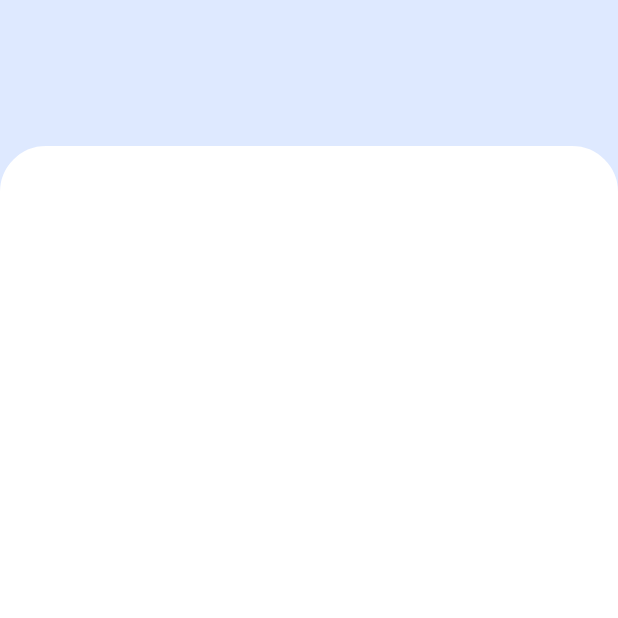
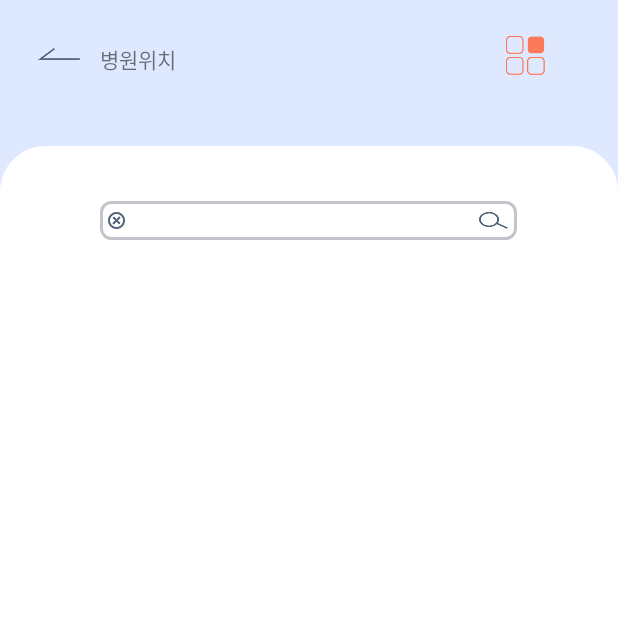
Before and after one commit to Podo-Android/Podo_Android, an Android app: the MapSearchActivity screen opened directly, with no data from a screen before it, on a phone screen of 412 x 824 dp, the top half of it. Run offline under Robolectric (Android 15) with nearby library versions, the phone set to English and light mode, and no system bars.

Commit message:
mapsearch view in processing

```diff
--- /dev/null
+++ b/app/src/main/res/drawable/edge_searchbar.xml
@@ -0,0 +1,8 @@
+<?xml version="1.0" encoding="utf-8"?>
+<shape
+    xmlns:android="http://schemas.android.com/apk/res/android"
+    android:shape="rectangle" >
+    <corners android:radius="6.8dp"/>
+    <solid android:color="#ffffff" />
+    <stroke android:width="2dp" android:color="#c2c6cb"/>
+</shape>
--- a/app/src/main/res/layout/activity_map_search.xml
+++ b/app/src/main/res/layout/activity_map_search.xml
@@ -8,15 +8,68 @@
     android:layout_height="match_parent">
 
     <LinearLayout
-    android:layout_width="match_parent"
-    android:layout_height="97dp"
-    >
-
+        android:layout_width="match_parent"
+        android:layout_height="97dp"
+        android:orientation="horizontal"
+        >
+        <ImageView
+            android:layout_width="28.3dp"
+            android:layout_height="8.2dp"
+            android:background="@drawable/back"
+            android:layout_marginTop="31.7dp"
+            android:layout_marginLeft="25.5dp"
+            />
+        <TextView
+            android:layout_width="wrap_content"
+            android:layout_height="wrap_content"
+            android:text="병원위치"
+            android:layout_marginTop="29.1dp"
+            android:layout_marginLeft="13.4dp"
+            android:fontFamily="@font/nanum_square_regular"
+            android:includeFontPadding="false"
+            />
+        <ImageView
+            android:layout_width="26dp"
+            android:layout_height="26dp"
+            android:background="@drawable/ic_hamburger"
+            android:layout_marginTop="23.9dp"
+            android:layout_marginLeft="220dp"
+            />
     </LinearLayout>
     <LinearLayout
         android:layout_width="match_parent"
         android:layout_height="match_parent"
-        android:background="@drawable/edge_big_round">
-
+        android:orientation="vertical"
+        android:background="@drawable/edge_big_round"
+        >
+        <LinearLayout
+            android:layout_width="277.8dp"
+            android:layout_height="26.3dp"
+            android:layout_gravity="center_horizontal"
+            android:layout_marginTop="36.4dp"
+            android:orientation="horizontal"
+            android:background="@drawable/edge_searchbar"
+            >
+            <ImageView
+                android:layout_width="11dp"
+                android:layout_height="11dp"
+                android:background="@drawable/map_exit"
+                android:layout_marginLeft="5.1dp"
+                android:layout_gravity="center_vertical"
+                />
+            <EditText
+                android:layout_width="225dp"
+                android:layout_height="wrap_content"
+                android:layout_marginLeft="5.1dp"
+                android:background="@android:color/transparent"
+                />
+            <ImageView
+                android:layout_width="19dp"
+                android:layout_height="11dp"
+                android:background="@drawable/ic_search"
+                android:layout_marginLeft="5.1dp"
+                android:layout_gravity="center_vertical"
+                />
+        </LinearLayout>
     </LinearLayout>
 </LinearLayout>
```
Also changed, not shown: app/src/main/res/drawable/back.png (added), app/src/main/res/drawable/ic_hamburger.png (added), app/src/main/res/drawable/ic_search.png (added), app/src/main/res/drawable/map_exit.png (added).
